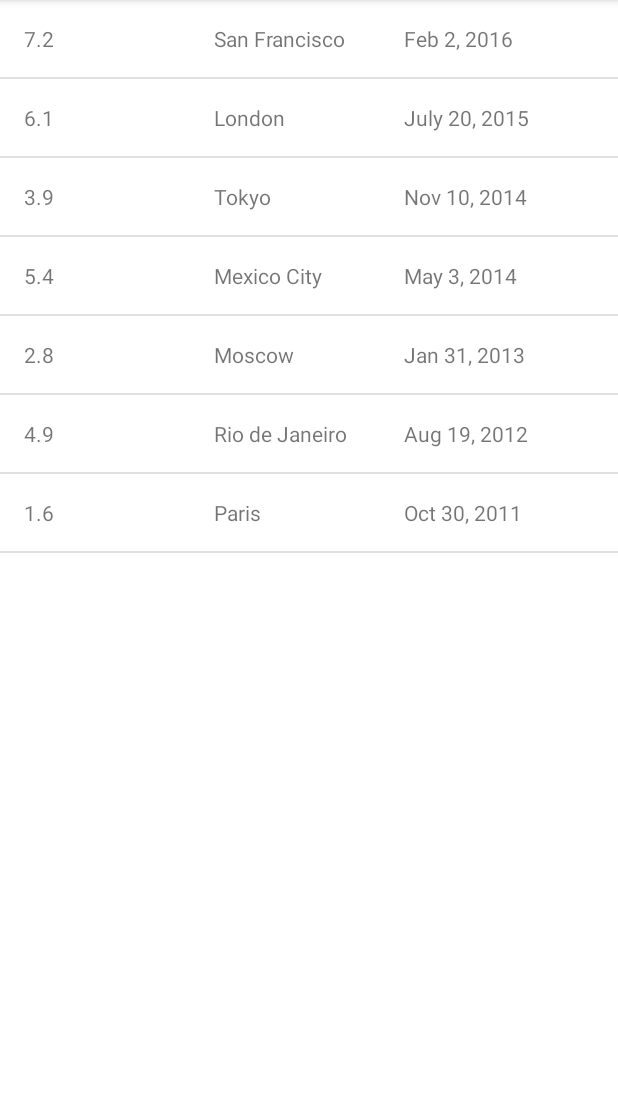
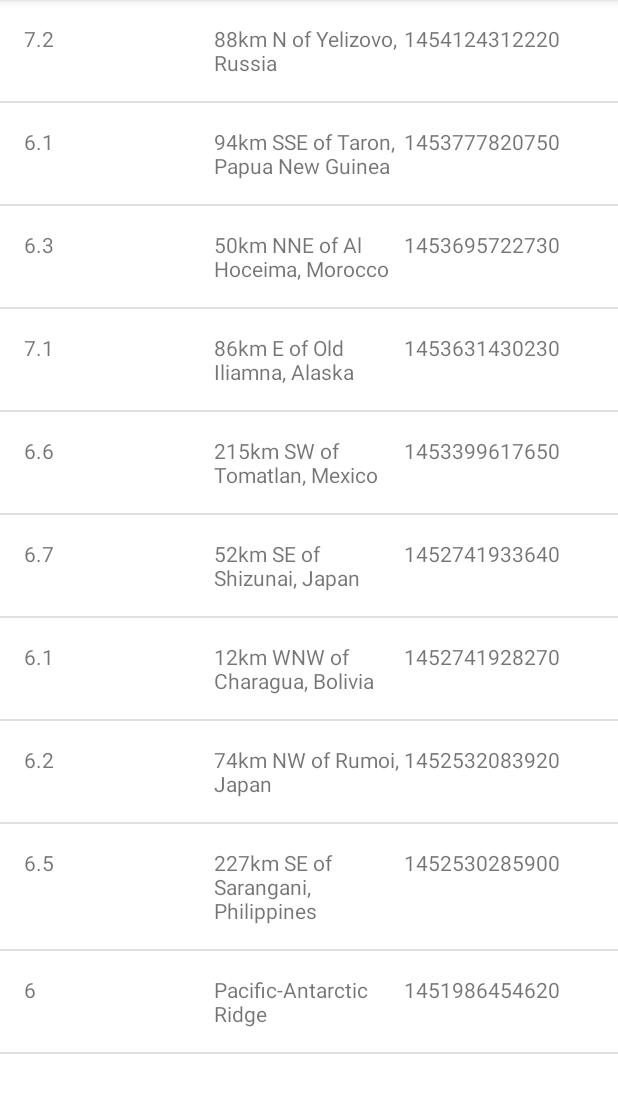
Before and after one commit to swapanpal/Earthquake-API-HTTP-Networking, an Android app: the screen it shows after launch (EarthquakeActivity), on a phone screen of 412 x 824 dp, the part 84-1197 px from its top. Run offline under Robolectric (Android 15) with nearby library versions, the phone set to English and light mode, and no system bars.

Commit message:
Parse JSON response to create earthquakes list

```diff
--- a/app/src/main/java/android/example/com/earthquakeapinetworking/EarthquakeActivity.java
+++ b/app/src/main/java/android/example/com/earthquakeapinetworking/EarthquakeActivity.java
@@ -16,15 +16,9 @@ public class EarthquakeActivity extends AppCompatActivity {
         super.onCreate(savedInstanceState);
         setContentView(R.layout.earthquake_activity);
 
-        // Create a fake list of earthquakes.
-        ArrayList<Earthquake> earthquakes = new ArrayList<>();
-        earthquakes.add(new Earthquake("7.2", "San Francisco", "Feb 2, 2016"));
-        earthquakes.add(new Earthquake("6.1", "London", "July 20, 2015"));
-        earthquakes.add(new Earthquake("3.9", "Tokyo", "Nov 10, 2014"));
-        earthquakes.add(new Earthquake("5.4", "Mexico City", "May 3, 2014"));
-        earthquakes.add(new Earthquake("2.8", "Moscow", "Jan 31, 2013"));
-        earthquakes.add(new Earthquake("4.9", "Rio de Janeiro", "Aug 19, 2012"));
-        earthquakes.add(new Earthquake("1.6", "Paris", "Oct 30, 2011"));
+        // Get the list of earthquakes from {@link QueryUtils}
+        ArrayList<Earthquake> earthquakes = QueryUtils.extractEarthquakes();
+
 
         // Find a reference to the {@link ListView} in the layout
         ListView earthquakeListView = (ListView) findViewById(R.id.list);
--- /dev/null
+++ b/app/src/main/java/android/example/com/earthquakeapinetworking/QueryUtils.java
@@ -0,0 +1,91 @@
+package android.example.com.earthquakeapinetworking;
+
+import android.util.Log;
+
+import org.json.JSONArray;
+import org.json.JSONException;
+import org.json.JSONObject;
+
+import java.util.ArrayList;
+
+/**
+ * Helper methods related to requesting and receiving earthquake data from USGS.
+ */
+public class QueryUtils {
+    /** Sample JSON response for a USGS query */
+    private static final String SAMPLE_JSON_RESPONSE = "{\"type\":\"FeatureCollection\",\"metadata\":{\"generated\":1462295443000,\"url\":\"http://earthquake.usgs.gov/fdsnws/event/1/query?format=geojson&starttime=2016-01-01&endtime=2016-01-31&minmag=6&limit=10\",\"title\":\"USGS Earthquakes\",\"status\":200,\"api\":\"1.5.2\",\"limit\":10,\"offset\":1,\"count\":10},\"features\":[{\"type\":\"Feature\",\"properties\":{\"mag\":7.2,\"place\":\"88km N of Yelizovo, Russia\",\"time\":1454124312220,\"updated\":1460674294040,\"tz\":720,\"url\":\"http://earthquake.usgs.gov/earthquakes/eventpage/us20004vvx\",\"detail\":\"http://earthquake.usgs.gov/fdsnws/event/1/query?eventid=us20004vvx&format=geojson\",\"felt\":2,\"cdi\":3.4,\"mmi\":5.82,\"alert\":\"green\",\"status\":\"reviewed\",\"tsunami\":1,\"sig\":798,\"net\":\"us\",\"code\":\"20004vvx\",\"ids\":\",at00o1qxho,pt16030050,us20004vvx,gcmt20160130032510,\",\"sources\":\",at,pt,us,gcmt,\",\"types\":\",cap,dyfi,finite-fault,general-link,general-text,geoserve,impact-link,impact-text,losspager,moment-tensor,nearby-cities,origin,phase-data,shakemap,tectonic-summary,\",\"nst\":null,\"dmin\":0.958,\"rms\":1.19,\"gap\":17,\"magType\":\"mww\",\"type\":\"earthquake\",\"title\":\"M 7.2 - 88km N of Yelizovo, Russia\"},\"geometry\":{\"type\":\"Point\",\"coordinates\":[158.5463,53.9776,177]},\"id\":\"us20004vvx\"},\n" +
+            "{\"type\":\"Feature\",\"properties\":{\"mag\":6.1,\"place\":\"94km SSE of Taron, Papua New Guinea\",\"time\":1453777820750,\"updated\":1460156775040,\"tz\":600,\"url\":\"http://earthquake.usgs.gov/earthquakes/eventpage/us20004uks\",\"detail\":\"http://earthquake.usgs.gov/fdsnws/event/1/query?eventid=us20004uks&format=geojson\",\"felt\":null,\"cdi\":null,\"mmi\":4.1,\"alert\":\"green\",\"status\":\"reviewed\",\"tsunami\":1,\"sig\":572,\"net\":\"us\",\"code\":\"20004uks\",\"ids\":\",us20004uks,gcmt20160126031023,\",\"sources\":\",us,gcmt,\",\"types\":\",cap,geoserve,losspager,moment-tensor,nearby-cities,origin,phase-data,shakemap,tectonic-summary,\",\"nst\":null,\"dmin\":1.537,\"rms\":0.74,\"gap\":25,\"magType\":\"mww\",\"type\":\"earthquake\",\"title\":\"M 6.1 - 94km SSE of Taron, Papua New Guinea\"},\"geometry\":{\"type\":\"Point\",\"coordinates\":[153.2454,-5.2952,26]},\"id\":\"us20004uks\"},\n" +
+            "{\"type\":\"Feature\",\"properties\":{\"mag\":6.3,\"place\":\"50km NNE of Al Hoceima, Morocco\",\"time\":1453695722730,\"updated\":1460156773040,\"tz\":0,\"url\":\"http://earthquake.usgs.gov/earthquakes/eventpage/us10004gy9\",\"detail\":\"http://earthquake.usgs.gov/fdsnws/event/1/query?eventid=us10004gy9&format=geojson\",\"felt\":117,\"cdi\":7.2,\"mmi\":5.28,\"alert\":\"green\",\"status\":\"reviewed\",\"tsunami\":0,\"sig\":695,\"net\":\"us\",\"code\":\"10004gy9\",\"ids\":\",us10004gy9,gcmt20160125042203,\",\"sources\":\",us,gcmt,\",\"types\":\",cap,dyfi,geoserve,impact-text,losspager,moment-tensor,nearby-cities,origin,phase-data,shakemap,tectonic-summary,\",\"nst\":null,\"dmin\":2.201,\"rms\":0.92,\"gap\":20,\"magType\":\"mww\",\"type\":\"earthquake\",\"title\":\"M 6.3 - 50km NNE of Al Hoceima, Morocco\"},\"geometry\":{\"type\":\"Point\",\"coordinates\":[-3.6818,35.6493,12]},\"id\":\"us10004gy9\"},\n" +
+            "{\"type\":\"Feature\",\"properties\":{\"mag\":7.1,\"place\":\"86km E of Old Iliamna, Alaska\",\"time\":1453631430230,\"updated\":1460156770040,\"tz\":-540,\"url\":\"http://earthquake.usgs.gov/earthquakes/eventpage/us10004gqp\",\"detail\":\"http://earthquake.usgs.gov/fdsnws/event/1/query?eventid=us10004gqp&format=geojson\",\"felt\":1816,\"cdi\":7.2,\"mmi\":6.6,\"alert\":\"green\",\"status\":\"reviewed\",\"tsunami\":1,\"sig\":1496,\"net\":\"us\",\"code\":\"10004gqp\",\"ids\":\",at00o1gd6r,us10004gqp,ak12496371,gcmt20160124103030,\",\"sources\":\",at,us,ak,gcmt,\",\"types\":\",cap,dyfi,finite-fault,general-link,general-text,geoserve,impact-link,impact-text,losspager,moment-tensor,nearby-cities,origin,phase-data,shakemap,tectonic-summary,trump-origin,\",\"nst\":null,\"dmin\":0.72,\"rms\":2.11,\"gap\":19,\"magType\":\"mww\",\"type\":\"earthquake\",\"title\":\"M 7.1 - 86km E of Old Iliamna, Alaska\"},\"geometry\":{\"type\":\"Point\",\"coordinates\":[-153.4051,59.6363,129]},\"id\":\"us10004gqp\"},\n" +
+            "{\"type\":\"Feature\",\"properties\":{\"mag\":6.6,\"place\":\"215km SW of Tomatlan, Mexico\",\"time\":1453399617650,\"updated\":1459963829040,\"tz\":-420,\"url\":\"http://earthquake.usgs.gov/earthquakes/eventpage/us10004g4l\",\"detail\":\"http://earthquake.usgs.gov/fdsnws/event/1/query?eventid=us10004g4l&format=geojson\",\"felt\":11,\"cdi\":2.7,\"mmi\":3.92,\"alert\":\"green\",\"status\":\"reviewed\",\"tsunami\":1,\"sig\":673,\"net\":\"us\",\"code\":\"10004g4l\",\"ids\":\",at00o1bebo,pt16021050,us10004g4l,gcmt20160121180659,\",\"sources\":\",at,pt,us,gcmt,\",\"types\":\",cap,dyfi,geoserve,impact-link,impact-text,losspager,moment-tensor,nearby-cities,origin,phase-data,shakemap,tectonic-summary,\",\"nst\":null,\"dmin\":2.413,\"rms\":0.98,\"gap\":74,\"magType\":\"mww\",\"type\":\"earthquake\",\"title\":\"M 6.6 - 215km SW of Tomatlan, Mexico\"},\"geometry\":{\"type\":\"Point\",\"coordinates\":[-106.9337,18.8239,10]},\"id\":\"us10004g4l\"},\n" +
+            "{\"type\":\"Feature\",\"properties\":{\"mag\":6.7,\"place\":\"52km SE of Shizunai, Japan\",\"time\":1452741933640,\"updated\":1459304879040,\"tz\":540,\"url\":\"http://earthquake.usgs.gov/earthquakes/eventpage/us10004ebx\",\"detail\":\"http://earthquake.usgs.gov/fdsnws/event/1/query?eventid=us10004ebx&format=geojson\",\"felt\":51,\"cdi\":5.8,\"mmi\":6.45,\"alert\":\"green\",\"status\":\"reviewed\",\"tsunami\":1,\"sig\":720,\"net\":\"us\",\"code\":\"10004ebx\",\"ids\":\",us10004ebx,pt16014050,at00o0xauk,gcmt20160114032534,\",\"sources\":\",us,pt,at,gcmt,\",\"types\":\",associate,cap,dyfi,geoserve,impact-link,impact-text,losspager,moment-tensor,nearby-cities,origin,phase-data,shakemap,\",\"nst\":null,\"dmin\":0.281,\"rms\":0.98,\"gap\":22,\"magType\":\"mww\",\"type\":\"earthquake\",\"title\":\"M 6.7 - 52km SE of Shizunai, Japan\"},\"geometry\":{\"type\":\"Point\",\"coordinates\":[142.781,41.9723,46]},\"id\":\"us10004ebx\"},\n" +
+            "{\"type\":\"Feature\",\"properties\":{\"mag\":6.1,\"place\":\"12km WNW of Charagua, Bolivia\",\"time\":1452741928270,\"updated\":1459304879040,\"tz\":-240,\"url\":\"http://earthquake.usgs.gov/earthquakes/eventpage/us10004ebw\",\"detail\":\"http://earthquake.usgs.gov/fdsnws/event/1/query?eventid=us10004ebw&format=geojson\",\"felt\":3,\"cdi\":2.2,\"mmi\":2.21,\"alert\":\"green\",\"status\":\"reviewed\",\"tsunami\":0,\"sig\":573,\"net\":\"us\",\"code\":\"10004ebw\",\"ids\":\",us10004ebw,gcmt20160114032528,\",\"sources\":\",us,gcmt,\",\"types\":\",cap,dyfi,geoserve,impact-text,losspager,moment-tensor,nearby-cities,origin,phase-data,shakemap,tectonic-summary,\",\"nst\":null,\"dmin\":5.492,\"rms\":1.04,\"gap\":16,\"magType\":\"mww\",\"type\":\"earthquake\",\"title\":\"M 6.1 - 12km WNW of Charagua, Bolivia\"},\"geometry\":{\"type\":\"Point\",\"coordinates\":[-63.3288,-19.7597,582.56]},\"id\":\"us10004ebw\"},\n" +
+            "{\"type\":\"Feature\",\"properties\":{\"mag\":6.2,\"place\":\"74km NW of Rumoi, Japan\",\"time\":1452532083920,\"updated\":1459304875040,\"tz\":540,\"url\":\"http://earthquake.usgs.gov/earthquakes/eventpage/us10004djn\",\"detail\":\"http://earthquake.usgs.gov/fdsnws/event/1/query?eventid=us10004djn&format=geojson\",\"felt\":8,\"cdi\":3.4,\"mmi\":3.74,\"alert\":\"green\",\"status\":\"reviewed\",\"tsunami\":0,\"sig\":594,\"net\":\"us\",\"code\":\"10004djn\",\"ids\":\",us10004djn,gcmt20160111170803,\",\"sources\":\",us,gcmt,\",\"types\":\",cap,dyfi,geoserve,impact-text,losspager,moment-tensor,nearby-cities,origin,phase-data,shakemap,tectonic-summary,\",\"nst\":null,\"dmin\":1.139,\"rms\":0.96,\"gap\":33,\"magType\":\"mww\",\"type\":\"earthquake\",\"title\":\"M 6.2 - 74km NW of Rumoi, Japan\"},\"geometry\":{\"type\":\"Point\",\"coordinates\":[141.0867,44.4761,238.81]},\"id\":\"us10004djn\"},\n" +
+            "{\"type\":\"Feature\",\"properties\":{\"mag\":6.5,\"place\":\"227km SE of Sarangani, Philippines\",\"time\":1452530285900,\"updated\":1459304874040,\"tz\":480,\"url\":\"http://earthquake.usgs.gov/earthquakes/eventpage/us10004dj5\",\"detail\":\"http://earthquake.usgs.gov/fdsnws/event/1/query?eventid=us10004dj5&format=geojson\",\"felt\":1,\"cdi\":2.7,\"mmi\":7.5,\"alert\":\"green\",\"status\":\"reviewed\",\"tsunami\":1,\"sig\":650,\"net\":\"us\",\"code\":\"10004dj5\",\"ids\":\",at00o0srjp,pt16011050,us10004dj5,gcmt20160111163807,\",\"sources\":\",at,pt,us,gcmt,\",\"types\":\",cap,dyfi,geoserve,impact-link,impact-text,losspager,moment-tensor,nearby-cities,origin,phase-data,shakemap,tectonic-summary,\",\"nst\":null,\"dmin\":3.144,\"rms\":0.72,\"gap\":22,\"magType\":\"mww\",\"type\":\"earthquake\",\"title\":\"M 6.5 - 227km SE of Sarangani, Philippines\"},\"geometry\":{\"type\":\"Point\",\"coordinates\":[126.8621,3.8965,13]},\"id\":\"us10004dj5\"},\n" +
+            "{\"type\":\"Feature\",\"properties\":{\"mag\":6,\"place\":\"Pacific-Antarctic Ridge\",\"time\":1451986454620,\"updated\":1459202978040,\"tz\":-540,\"url\":\"http://earthquake.usgs.gov/earthquakes/eventpage/us10004bgk\",\"detail\":\"http://earthquake.usgs.gov/fdsnws/event/1/query?eventid=us10004bgk&format=geojson\",\"felt\":0,\"cdi\":1,\"mmi\":0,\"alert\":\"green\",\"status\":\"reviewed\",\"tsunami\":0,\"sig\":554,\"net\":\"us\",\"code\":\"10004bgk\",\"ids\":\",us10004bgk,gcmt20160105093415,\",\"sources\":\",us,gcmt,\",\"types\":\",cap,dyfi,geoserve,losspager,moment-tensor,nearby-cities,origin,phase-data,shakemap,\",\"nst\":null,\"dmin\":30.75,\"rms\":0.67,\"gap\":71,\"magType\":\"mww\",\"type\":\"earthquake\",\"title\":\"M 6.0 - Pacific-Antarctic Ridge\"},\"geometry\":{\"type\":\"Point\",\"coordinates\":[-136.2603,-54.2906,10]},\"id\":\"us10004bgk\"}],\"bbox\":[-153.4051,-54.2906,10,158.5463,59.6363,582.56]}";
+
+    /**
+     * Create a private constructor because no one should ever create a {@link QueryUtils} object.
+     * This class is only meant to hold static variables and methods, which can be accessed
+     * directly from the class name QueryUtils (and an object instance of QueryUtils is not needed).
+     */
+    private QueryUtils() {
+    }
+    /**
+     * Return a list of {@link Earthquake} objects that has been built up from
+     * parsing a JSON response.
+     */
+    public static ArrayList<Earthquake> extractEarthquakes(){
+        // Create an empty ArrayList that we can start adding earthquakes to
+        ArrayList<Earthquake> earthquakes = new ArrayList<>();
+
+        // Try to parse the SAMPLE_JSON_RESPONSE. If there's a problem with the way the JSON
+        // is formatted, a JSONException exception object will be thrown.
+        // Catch the exception so the app doesn't crash, and print the error message to the logs.
+
+        try {
+            // Create a JSONObject from the SAMPLE_JSON_RESPONSE string
+            JSONObject baseJsonResponse = new JSONObject(SAMPLE_JSON_RESPONSE);
+
+            // Extract the JSONArray associated with the key called "features",
+            // which represents a list of features (or earthquakes).
+            JSONArray earthquakeArray = baseJsonResponse.getJSONArray("features");
+
+            // For each earthquake in the earthquakeArray, create an {@link Earthquake} object
+            for (int i = 0; i <earthquakeArray.length(); i++){
+                // Get a single earthquake at position i within the list of earthquakes
+                JSONObject currentEarthquake = earthquakeArray.getJSONObject(i);
+
+                // For a given earthquake, extract the JSONObject associated with the
+                // key called "properties", which represents a list of all properties
+                // for that earthquake.
+                JSONObject properties = currentEarthquake.getJSONObject("properties");
+
+                // Extract the value for the key called "mag"
+                String magnitude = properties.getString("mag");
+
+                // Extract the value for the key called "place"
+                String location = properties.getString("place");
+
+                // Extract the value for the key called "time"
+                String time = properties.getString("time");
+
+                // Create a new {@link Earthquake} object with the magnitude, location, and time
+                // from the JSON response.
+                Earthquake earthquake = new Earthquake(magnitude, location, time);
+
+                // Add the new {@link Earthquake} to the list of earthquakes.
+                earthquakes.add(earthquake);
+            }
+
+
+        } catch (JSONException e) {
+            // If an error is thrown when executing any of the above statements in the "try" block,
+            // catch the exception here, so the app doesn't crash. Print a log message
+            // with the message from the exception.
+            Log.e("QueryUtils", "Problem parsing the earthquake JSON results", e);
+        }
+        // Return the list of earthquakes
+        return earthquakes;
+    }
+}
```
